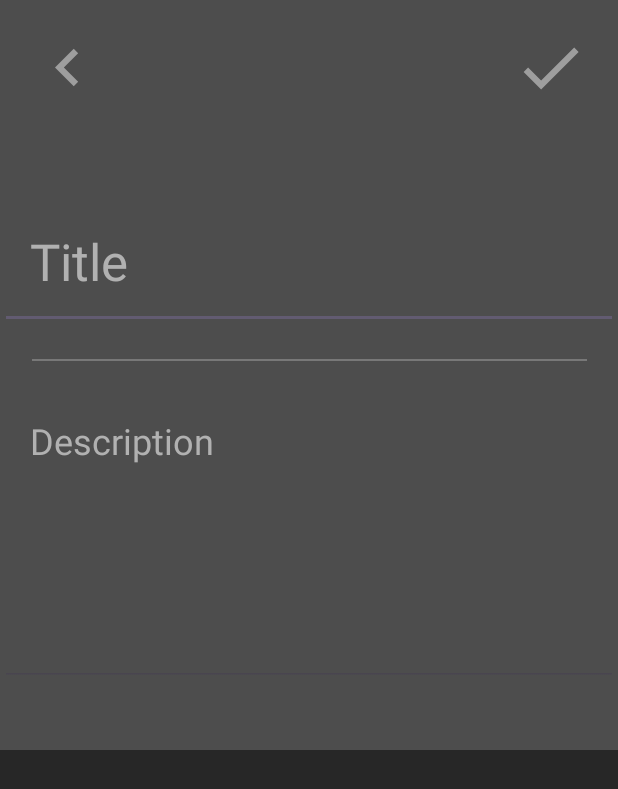
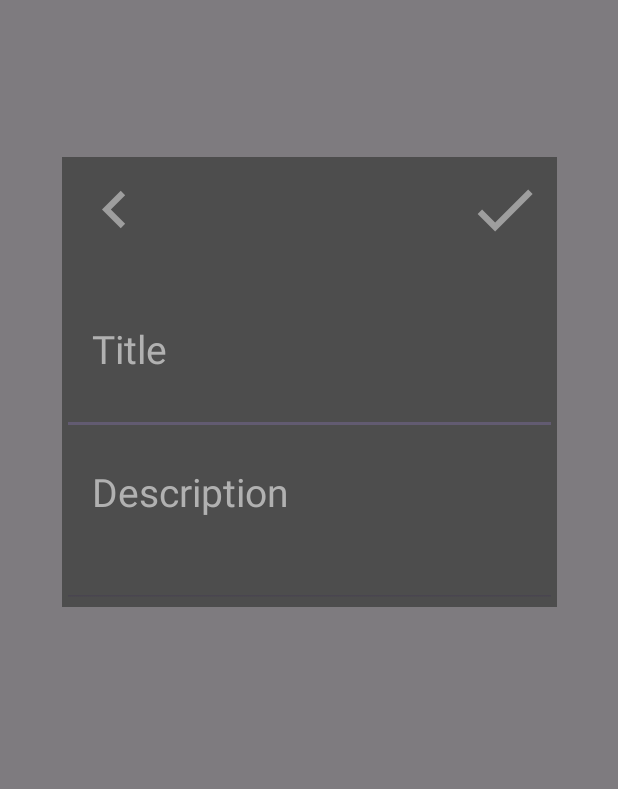
Before and after one commit to albedoVolkov/ToDoList, an Android app: the layout creating_item.xml on its own in the app's theme, with its tools: preview values and no code run, on a phone screen of 412 x 824 dp. Shown: the top 789 px of the screen. Run offline under Robolectric (Android 15) with nearby library versions, the phone set to English and light mode, and no system bars.

Commit message:
add edit and onItemClicker for that action.

```diff
--- a/app/src/main/java/com/example/todolist/data/ListRepositoryImpl.kt
+++ b/app/src/main/java/com/example/todolist/data/ListRepositoryImpl.kt
@@ -67,6 +67,7 @@ object ListRepositoryImpl : ListRepository {
 
     override fun setList(listNew: List<Task>) {
         tasks = listNew.toMutableList()
+        updateList()
     }
 
 }
--- a/app/src/main/java/com/example/todolist/presentation/FromCreatingItemFragmentToActivity.kt
+++ b/app/src/main/java/com/example/todolist/presentation/FromCreatingItemFragmentToActivity.kt
@@ -2,4 +2,5 @@ package com.example.todolist.presentation
 
 interface FromCreatingItemFragmentToActivity {
     fun communicate(title: String,description: String)
+    fun communicate(title: String,description: String,idOld : Int)
 }
--- a/app/src/main/java/com/example/todolist/presentation/TaskAdapter.kt
+++ b/app/src/main/java/com/example/todolist/presentation/TaskAdapter.kt
@@ -14,7 +14,7 @@ import java.lang.RuntimeException
 class TaskAdapter(private val itemClickListener: ItemClickListener) : RecyclerView.Adapter<TaskAdapter.TaskViewHolder>() {
     private var list: List<Task> = listOf()
     interface ItemClickListener {
-        fun onItemClick(id: Int)
+        fun onItemClick(id: Int, itemView: View)
         fun onLongClick(id: Int, itemView: View)
     }
     override fun getItemViewType(position: Int): Int {
@@ -43,7 +43,7 @@ class TaskAdapter(private val itemClickListener: ItemClickListener) : RecyclerVi
                     descriptionTextView = itemView.findViewById(R.id.item_postponed_textView_2)}
             }
 
-            itemView.setOnClickListener { itemClickListener.onItemClick(list[adapterPosition].id) }
+            itemView.setOnClickListener { itemClickListener.onItemClick(list[adapterPosition].id, itemView) }
             itemView.setOnLongClickListener{ itemClickListener.onLongClick(list[adapterPosition].id,itemView); return@setOnLongClickListener true }
         }
     }
--- a/app/src/main/res/layout/creating_item.xml
+++ b/app/src/main/res/layout/creating_item.xml
@@ -1,43 +1,36 @@
 <?xml version="1.0" encoding="utf-8"?>
 <FrameLayout xmlns:android="http://schemas.android.com/apk/res/android"
     xmlns:app="http://schemas.android.com/apk/res-auto"
-    tools:context=".presentation.CreatingItemFragment"
+    xmlns:tools="http://schemas.android.com/tools"
     android:id="@+id/creatingItem_layout_1"
-    xmlns:tools="http://schemas.android.com/tools"
-    android:layout_width="fill_parent"
-    android:layout_height="fill_parent">
-    <ScrollView
-        tools:context=".presentation.CreatingItemFragment"
-        android:id="@+id/creatingItem_layout_2"
-        android:layout_width="fill_parent"
-        android:layout_height="fill_parent"
-        android:fillViewport="true">
-
-        <LinearLayout
-            android:id="@+id/creatingItem_layout_3"
     android:layout_width="match_parent"
-            android:layout_height="wrap_content"
-            android:orientation="vertical">
+    android:layout_height="match_parent"
+    android:background="#80000000"
+    tools:context=".presentation.CreatingItemFragment">
 
     <androidx.constraintlayout.widget.ConstraintLayout
-                android:id="@+id/creatingItem_layout_4"
+        android:id="@+id/creatingItem_layout_2"
         android:layout_width="match_parent"
-                android:layout_height="wrap_content"
+        android:layout_height="match_parent">
+
+        <androidx.constraintlayout.widget.ConstraintLayout
+            android:id="@+id/creatingItem_layout_3"
+            android:layout_width="330dp"
+            android:layout_height="300dp"
             android:background="@color/color_background_creating_item_layout_4"
             android:backgroundTint="@color/color_background_creating_item_layout_4"
             android:minHeight="500dp"
             app:layout_constraintBottom_toBottomOf="parent"
             app:layout_constraintEnd_toEndOf="parent"
-                app:layout_constraintHorizontal_bias="0.0"
+            app:layout_constraintHorizontal_bias="0.5"
             app:layout_constraintStart_toStartOf="parent"
             app:layout_constraintTop_toTopOf="parent"
-                app:layout_constraintVertical_bias="0.0">
+            app:layout_constraintVertical_bias="0.2">
 
             <androidx.appcompat.widget.AppCompatImageView
                 android:id="@+id/creatingItem_button_1"
                 android:layout_width="70dp"
                 android:layout_height="70dp"
-                    android:layout_margin="10dp"
                 android:padding="10dp"
                 android:src="@drawable/button_keyboard_arrow_left"
                 app:layout_constraintBottom_toBottomOf="parent"
@@ -52,47 +45,47 @@
             <EditText
                 android:id="@+id/creatingItem_editView_1"
                 android:layout_width="match_parent"
-                    android:layout_height="wrap_content"
+                android:layout_height="115dp"
                 android:autofillHints=""
                 android:hint="@string/Title"
                 android:inputType="textCapSentences|textMultiLine"
-                    android:minHeight="90dp"
+                android:minHeight="100dp"
                 android:padding="20dp"
                 android:textColor="@color/color_text_creating_item_editViews"
                 android:textColorHint="@color/color_text_creating_item_editViews"
-                    android:textSize="34sp"
+                android:textSize="26sp"
                 app:layout_constraintBottom_toBottomOf="parent"
                 app:layout_constraintEnd_toEndOf="parent"
                 app:layout_constraintHorizontal_bias="0.0"
                 app:layout_constraintStart_toStartOf="parent"
                 app:layout_constraintTop_toTopOf="parent"
-                    app:layout_constraintVertical_bias="0.316" />
+                app:layout_constraintVertical_bias="0.378" />
 
             <EditText
                 android:id="@+id/creatingItem_editView_2"
                 android:layout_width="match_parent"
-                    android:layout_height="wrap_content"
+                android:layout_height="115dp"
                 android:autofillHints=""
                 android:ems="10"
                 android:gravity="top|start"
                 android:hint="@string/Description"
                 android:inputType="textCapSentences|textMultiLine"
-                    android:minHeight="200dp"
+                android:minHeight="100dp"
                 android:padding="20dp"
                 android:textColor="@color/color_text_creating_item_editViews"
                 android:textColorHint="@color/color_text_creating_item_editViews"
-                    android:textSize="24sp"
+                android:textSize="26sp"
                 app:layout_constraintBottom_toBottomOf="parent"
-                    app:layout_constraintEnd_toEndOf="@+id/creatingItem_divider_1"
-                    app:layout_constraintStart_toStartOf="@+id/creatingItem_divider_1"
-                    app:layout_constraintTop_toBottomOf="@+id/creatingItem_divider_1"
-                    app:layout_constraintVertical_bias="0.283" />
+                app:layout_constraintEnd_toEndOf="@+id/creatingItem_editView_1"
+                app:layout_constraintHorizontal_bias="0.0"
+                app:layout_constraintStart_toStartOf="@+id/creatingItem_editView_1"
+                app:layout_constraintTop_toBottomOf="@+id/creatingItem_editView_1"
+                app:layout_constraintVertical_bias="0.0" />
 
             <androidx.appcompat.widget.AppCompatImageView
                 android:id="@+id/creatingItem_button_2"
                 android:layout_width="70dp"
                 android:layout_height="70dp"
-                    android:layout_margin="10dp"
                 android:padding="10dp"
                 android:src="@drawable/button_check"
                 app:layout_constraintBottom_toBottomOf="parent"
@@ -104,33 +97,7 @@
 
             </androidx.appcompat.widget.AppCompatImageView>
 
-                <View
-                    android:id="@+id/creatingItem_divider_1"
-                    android:layout_width="370dp"
-                    android:layout_height="1dp"
-                    android:background="#787878"
-                    app:layout_constraintBottom_toBottomOf="parent"
-                    app:layout_constraintEnd_toEndOf="@+id/creatingItem_editView_1"
-                    app:layout_constraintStart_toStartOf="@+id/creatingItem_editView_1"
-                    app:layout_constraintTop_toBottomOf="@+id/creatingItem_editView_1"
-                    app:layout_constraintVertical_bias="0.07" />
+        </androidx.constraintlayout.widget.ConstraintLayout>
     </androidx.constraintlayout.widget.ConstraintLayout>
 
-            <androidx.constraintlayout.widget.ConstraintLayout
-                android:id="@+id/creatingItem_layout_5"
-                android:layout_width="match_parent"
-                android:layout_height="match_parent"
-                android:layout_marginStart="0dp"
-                android:layout_marginEnd="0dp"
-                android:background="@color/color_background_creating_item_layout_5"
-                android:minHeight="300dp"
-                app:layout_constraintBottom_toBottomOf="parent"
-                app:layout_constraintEnd_toEndOf="parent"
-                app:layout_constraintHorizontal_bias="0.0"
-                app:layout_constraintStart_toStartOf="parent"
-                app:layout_constraintTop_toBottomOf="@+id/creatingItem_layout_3" />
-
-        </LinearLayout>
-
-    </ScrollView>
 </FrameLayout>
--- a/app/src/main/res/layout/toolbar.xml
+++ b/app/src/main/res/layout/toolbar.xml
@@ -32,7 +32,7 @@
         app:layout_constraintEnd_toEndOf="parent"
         app:layout_constraintHorizontal_bias="0.98"
         app:layout_constraintStart_toStartOf="parent"
-        app:layout_constraintTop_toTopOf="parent"></androidx.appcompat.widget.AppCompatImageView>
+        app:layout_constraintTop_toTopOf="parent" />
 
     <TextView
         android:id="@+id/toolBar_textView_1"
--- a/app/src/main/res/menu/popup_menu_1.xml
+++ b/app/src/main/res/menu/popup_menu_1.xml
@@ -1,5 +1,6 @@
 <?xml version="1.0" encoding="utf-8"?>
-<menu xmlns:android="http://schemas.android.com/apk/res/android">
+<menu xmlns:android="http://schemas.android.com/apk/res/android"
+    xmlns:app="http://schemas.android.com/apk/res-auto">
     <item
         android:id="@+id/popupmenu_1_done"
         android:title="@string/done" />
```
Also changed, not shown: app/src/main/java/com/example/todolist/presentation/CreatingItemFragment.kt (+37 -13 lines), app/src/main/java/com/example/todolist/presentation/MainActivity.kt (+24 -13 lines), app/src/main/java/com/example/todolist/presentation/MainViewModel.kt (+4 -4 lines), app/src/main/res/layout/activity_main.xml (+4 -4 lines), app/src/main/res/layout/changing_item.xml (deleted, +0 -37 lines). Lines whose indentation alone changed are shown as unchanged.
